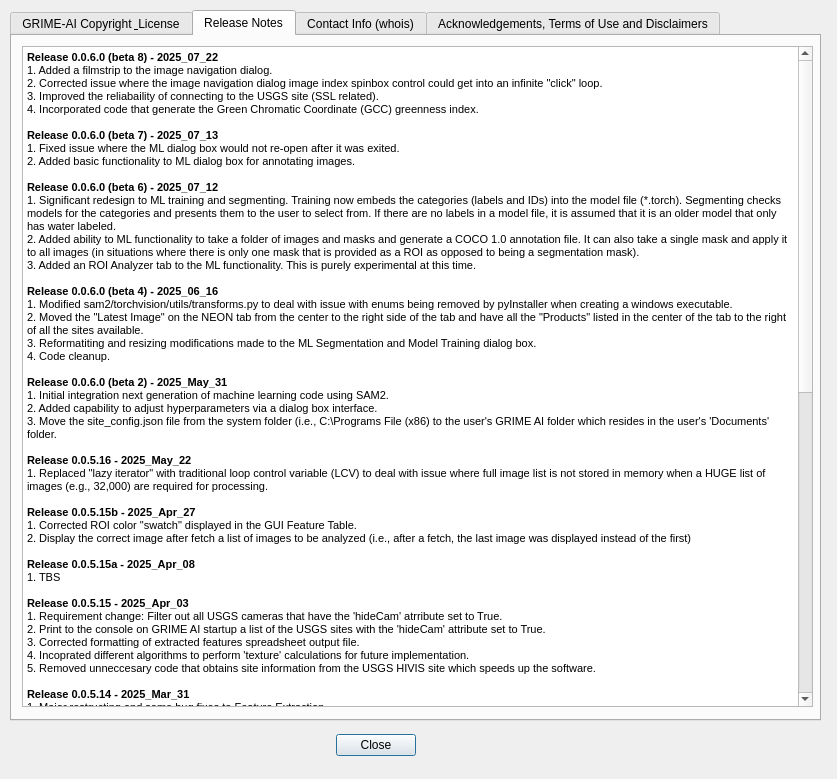
JohnStranzl/GRIME-AI, file QDialog_ReleaseNotes.ui: the form before one commit.
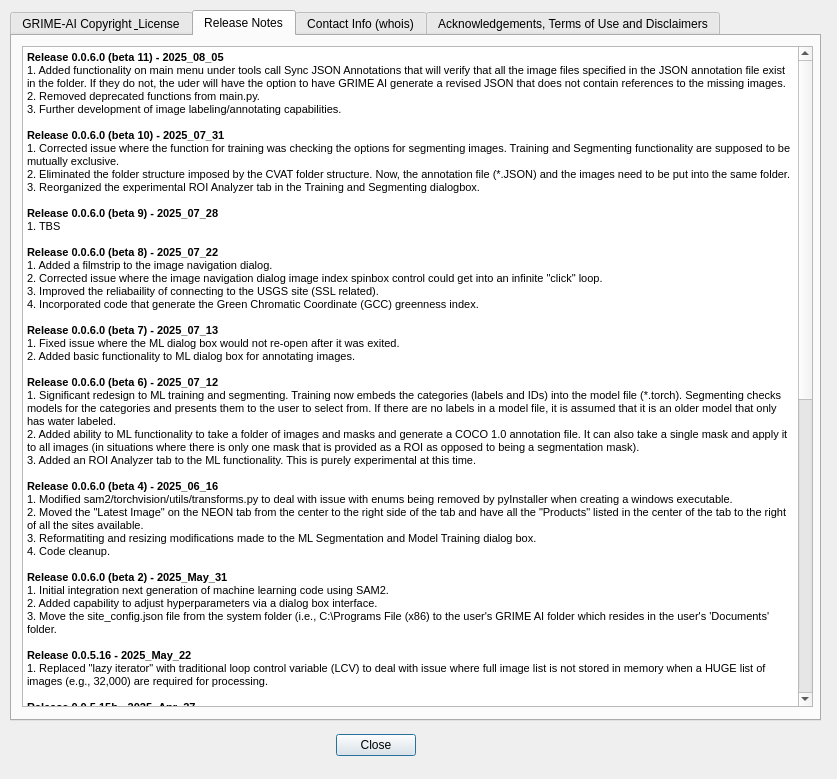
The form after the commit.

The edit to the form file:
```diff
--- a/QDialog_ReleaseNotes.ui
+++ b/QDialog_ReleaseNotes.ui
@@ -92,6 +92,18 @@
 &lt;html&gt;&lt;head&gt;&lt;meta name=&quot;qrichtext&quot; content=&quot;1&quot; /&gt;&lt;style type=&quot;text/css&quot;&gt;
 p, li { white-space: pre-wrap; }
 &lt;/style&gt;&lt;/head&gt;&lt;body style=&quot; font-family:'MS Shell Dlg 2'; font-size:7.8pt; font-weight:400; font-style:normal;&quot;&gt;
+&lt;p style=&quot; margin-top:0px; margin-bottom:0px; margin-left:0px; margin-right:0px; -qt-block-indent:0; text-indent:0px;&quot;&gt;&lt;span style=&quot; font-family:'MS Shell Dlg 2','sans-serif'; font-size:8.25pt; font-weight:600;&quot;&gt;Release 0.0.6.0 (beta 11) - 2025_08_05&lt;/span&gt;&lt;/p&gt;
+&lt;p style=&quot; margin-top:0px; margin-bottom:0px; margin-left:0px; margin-right:0px; -qt-block-indent:0; text-indent:0px;&quot;&gt;&lt;span style=&quot; font-size:8pt;&quot;&gt;1. Added functionality on main menu under tools call Sync JSON Annotations that will verify that all the image files specified in the JSON annotation file exist in the folder. If they do not, the uder will have the option to have GRIME AI generate a revised JSON that does not contain references to the missing images.&lt;/span&gt;&lt;/p&gt;
+&lt;p style=&quot; margin-top:0px; margin-bottom:0px; margin-left:0px; margin-right:0px; -qt-block-indent:0; text-indent:0px;&quot;&gt;&lt;span style=&quot; font-size:8pt;&quot;&gt;2. Removed deprecated functions from main.py.&lt;/span&gt;&lt;/p&gt;
+&lt;p style=&quot; margin-top:0px; margin-bottom:0px; margin-left:0px; margin-right:0px; -qt-block-indent:0; text-indent:0px;&quot;&gt;&lt;span style=&quot; font-size:8pt;&quot;&gt;3. Further development of image labeling/annotating capabilities.&lt;/span&gt;&lt;/p&gt;
+&lt;p style=&quot;-qt-paragraph-type:empty; margin-top:0px; margin-bottom:0px; margin-left:0px; margin-right:0px; -qt-block-indent:0; text-indent:0px; font-family:'MS Shell Dlg 2','sans-serif'; font-size:8.25pt; font-weight:600;&quot;&gt;&lt;br /&gt;&lt;/p&gt;
+&lt;p style=&quot; margin-top:0px; margin-bottom:0px; margin-left:0px; margin-right:0px; -qt-block-indent:0; text-indent:0px;&quot;&gt;&lt;span style=&quot; font-family:'MS Shell Dlg 2','sans-serif'; font-size:8.25pt; font-weight:600;&quot;&gt;Release 0.0.6.0 (beta 10) - 2025_07_31&lt;/span&gt;&lt;/p&gt;
+&lt;p style=&quot; margin-top:0px; margin-bottom:0px; margin-left:0px; margin-right:0px; -qt-block-indent:0; text-indent:0px;&quot;&gt;&lt;span style=&quot; font-size:8pt;&quot;&gt;1. Corrected issue where the function for training was checking the options for segmenting images. Training and Segmenting functionality are supposed to be mutually exclusive.&lt;/span&gt;&lt;/p&gt;
+&lt;p style=&quot; margin-top:0px; margin-bottom:0px; margin-left:0px; margin-right:0px; -qt-block-indent:0; text-indent:0px;&quot;&gt;&lt;span style=&quot; font-size:8pt;&quot;&gt;2. Eliminated the folder structure imposed by the CVAT folder structure. Now, the annotation file (*.JSON) and the images need to be put into the same folder.&lt;br /&gt;3. Reorganized the experimental ROI Analyzer tab in the Training and Segmenting dialogbox.&lt;/span&gt;&lt;/p&gt;
+&lt;p style=&quot;-qt-paragraph-type:empty; margin-top:0px; margin-bottom:0px; margin-left:0px; margin-right:0px; -qt-block-indent:0; text-indent:0px; font-family:'MS Shell Dlg 2','sans-serif'; font-size:8.25pt; font-weight:600;&quot;&gt;&lt;br /&gt;&lt;/p&gt;
+&lt;p style=&quot; margin-top:0px; margin-bottom:0px; margin-left:0px; margin-right:0px; -qt-block-indent:0; text-indent:0px;&quot;&gt;&lt;span style=&quot; font-family:'MS Shell Dlg 2','sans-serif'; font-size:8.25pt; font-weight:600;&quot;&gt;Release 0.0.6.0 (beta 9) - 2025_07_28&lt;/span&gt;&lt;/p&gt;
+&lt;p style=&quot; margin-top:0px; margin-bottom:0px; margin-left:0px; margin-right:0px; -qt-block-indent:0; text-indent:0px;&quot;&gt;&lt;span style=&quot; font-size:8pt;&quot;&gt;1. TBS&lt;/span&gt;&lt;/p&gt;
+&lt;p style=&quot;-qt-paragraph-type:empty; margin-top:0px; margin-bottom:0px; margin-left:0px; margin-right:0px; -qt-block-indent:0; text-indent:0px; font-family:'MS Shell Dlg 2','sans-serif'; font-size:8.25pt; font-weight:600;&quot;&gt;&lt;br /&gt;&lt;/p&gt;
 &lt;p style=&quot; margin-top:0px; margin-bottom:0px; margin-left:0px; margin-right:0px; -qt-block-indent:0; text-indent:0px;&quot;&gt;&lt;span style=&quot; font-family:'MS Shell Dlg 2','sans-serif'; font-size:8.25pt; font-weight:600;&quot;&gt;Release 0.0.6.0 (beta 8) - 2025_07_22&lt;/span&gt;&lt;/p&gt;
 &lt;p style=&quot; margin-top:0px; margin-bottom:0px; margin-left:0px; margin-right:0px; -qt-block-indent:0; text-indent:0px;&quot;&gt;&lt;span style=&quot; font-size:8pt;&quot;&gt;1. Added a filmstrip to the image navigation dialog.&lt;br /&gt;2. Corrected issue where the image navigation dialog image index spinbox control could get into an infinite &amp;quot;click&amp;quot; loop.&lt;/span&gt;&lt;/p&gt;
 &lt;p style=&quot; margin-top:0px; margin-bottom:0px; margin-left:0px; margin-right:0px; -qt-block-indent:0; text-indent:0px;&quot;&gt;&lt;span style=&quot; font-size:8pt;&quot;&gt;3. Improved the reliabaility of connecting to the USGS site (SSL related).&lt;/span&gt;&lt;/p&gt;
```
